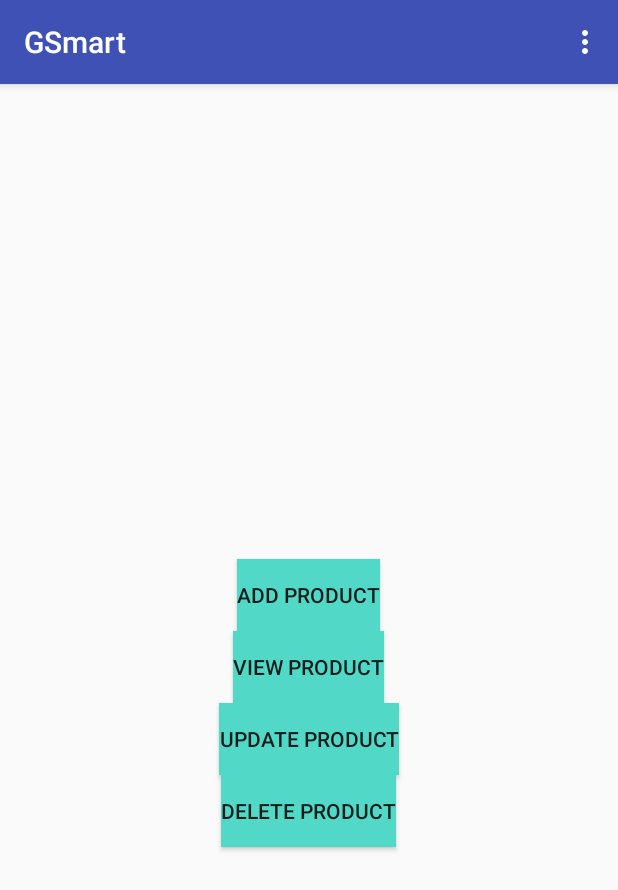
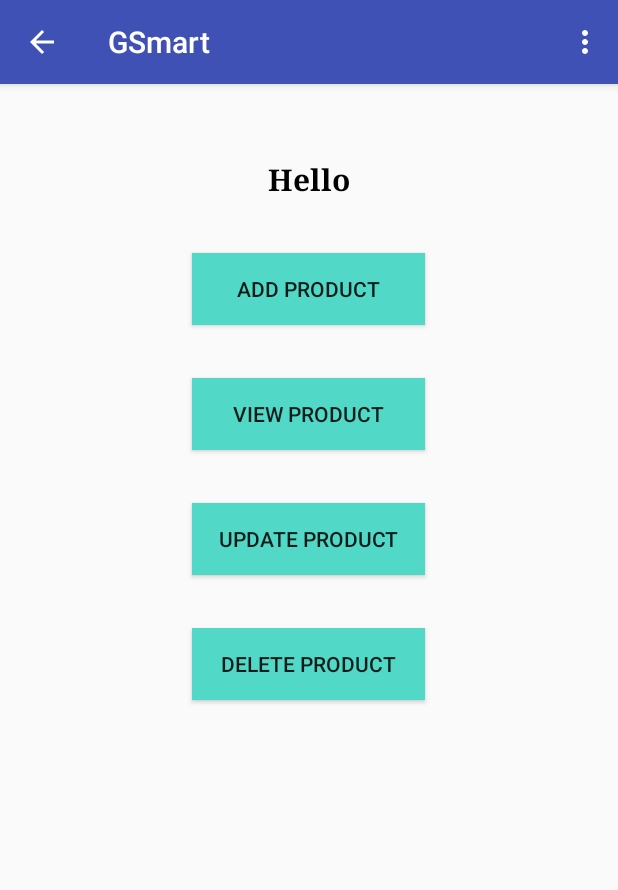
Before and after one commit to SagarKhengat/GSmart, an Android app: the FragmentRetailerMainActivity screen opened directly, with no data from a screen before it, on a phone screen of 412 x 824 dp. Shown: the top 890 px of the screen. Run offline under Robolectric (Android 15) with nearby library versions, the phone set to English and light mode, and no system bars; 1 statement that could not run was skipped.

Commit message:
Retailer

```diff
--- a/app/src/main/java/sagar/khengat/gsmart/fragments/FragmentRetailerMainActivity.java
+++ b/app/src/main/java/sagar/khengat/gsmart/fragments/FragmentRetailerMainActivity.java
@@ -86,8 +86,9 @@ public class FragmentRetailerMainActivity extends Fragment implements View.OnCli
 
         manager = getActivity().getSupportFragmentManager();
         ft = manager.beginTransaction();
-        ft.replace(android.R.id.tabcontent, fragment);
+        ft.replace(android.R.id.tabcontent, fragment,"Fragment_tag");
         fragment.setArguments(bundle);
+        ft.addToBackStack(null);
         ft.commit();
 
     }
--- a/app/src/main/res/layout/fragment_delete_product.xml
+++ b/app/src/main/res/layout/fragment_delete_product.xml
@@ -32,6 +32,7 @@
         android:layout_width="match_parent"
         android:layout_height="match_parent"
         android:layout_weight="0.00"
+        android:visibility="gone"
        >
 
         <LinearLayout
--- a/app/src/main/res/layout/fragment_for_retailer.xml
+++ b/app/src/main/res/layout/fragment_for_retailer.xml
@@ -6,7 +6,7 @@
     android:layout_height="match_parent"
     android:layout_margin="40dp"
     android:orientation="vertical"
-    android:gravity="center"
+    android:gravity="center_horizontal"
     tools:context="sagar.khengat.gsmart.activities.MainActivityForRetailer">
     <android.support.v7.widget.AppCompatTextView
         android:id="@+id/textViewLinkWelcome"
@@ -14,38 +14,49 @@
         android:layout_height="wrap_content"
         android:layout_marginTop="10dp"
         android:layout_marginBottom="25dp"
-        android:gravity="center"
-        android:text=""
-        android:textSize="16dp" />
+        android:gravity="center_vertical"
+        android:text="Hello"
+        android:typeface="serif"
+        android:textStyle="bold"
+        android:textColor="#000"
+        android:textSize="20dp" />
     <android.support.v7.widget.AppCompatButton
         android:id="@+id/appCompatButtonAddProduct"
-        android:layout_width="wrap_content"
+        android:layout_width="155dp"
         android:layout_height="wrap_content"
+        android:layout_marginTop="10dp"
+        android:layout_marginBottom="25dp"
         android:background="@color/colorTextHint"
         android:text="Add Product"
         tools:layout_editor_absoluteY="0dp"
         tools:layout_editor_absoluteX="8dp" />
     <android.support.v7.widget.AppCompatButton
         android:id="@+id/appCompatButtonViewProduct"
-        android:layout_width="wrap_content"
+        android:layout_width="155dp"
         android:layout_height="wrap_content"
         android:background="@color/colorTextHint"
         android:text="View Product"
+        android:layout_marginTop="10dp"
+        android:layout_marginBottom="25dp"
         tools:layout_editor_absoluteY="0dp"
         tools:layout_editor_absoluteX="8dp" />
     <android.support.v7.widget.AppCompatButton
         android:id="@+id/appCompatButtonUpdateProduct"
-        android:layout_width="wrap_content"
+        android:layout_width="155dp"
         android:layout_height="wrap_content"
         android:background="@color/colorTextHint"
+        android:layout_marginTop="10dp"
+        android:layout_marginBottom="25dp"
         android:text="Update Product"
         tools:layout_editor_absoluteY="0dp"
         tools:layout_editor_absoluteX="8dp" />
     <android.support.v7.widget.AppCompatButton
         android:id="@+id/appCompatButtonDeleteProduct"
-        android:layout_width="wrap_content"
+        android:layout_width="155dp"
         android:layout_height="wrap_content"
         android:background="@color/colorTextHint"
+        android:layout_marginTop="10dp"
+        android:layout_marginBottom="25dp"
         android:text="Delete Product"
         tools:layout_editor_absoluteY="0dp"
         tools:layout_editor_absoluteX="8dp" />
--- a/app/src/main/res/layout/fragment_update_product.xml
+++ b/app/src/main/res/layout/fragment_update_product.xml
@@ -31,7 +31,8 @@
         android:id="@+id/scrollView"
         android:layout_width="match_parent"
         android:layout_height="match_parent"
-        android:layout_weight="0.00">
+        android:layout_weight="0.00"
+        android:visibility="gone">
 
         <LinearLayout
             android:layout_width="match_parent"
```
Also changed, not shown: app/src/main/java/sagar/khengat/gsmart/RegisterRetailer.java (+17 -11 lines), app/src/main/java/sagar/khengat/gsmart/activities/ChangePassword.java (+5 -8 lines), app/src/main/java/sagar/khengat/gsmart/activities/MainActivityForRetailer.java (+14 -1 lines), app/src/main/java/sagar/khengat/gsmart/fragments/FragmentAddProduct.java (+8 -1 lines), app/src/main/java/sagar/khengat/gsmart/fragments/FragmentDeleteProduct.java (+53 -4 lines), app/src/main/java/sagar/khengat/gsmart/fragments/FragmentUpdateProduct.java (+28 -2 lines), app/src/main/java/sagar/khengat/gsmart/util/DatabaseHandler.java (+33 -5 lines), app/src/main/res/layout/activity_change_password.xml (+6 -6 lines), app/src/main/res/layout/fragment_add_product.xml (+4 -4 lines), app/src/main/res/drawable/no_product.png (added).
